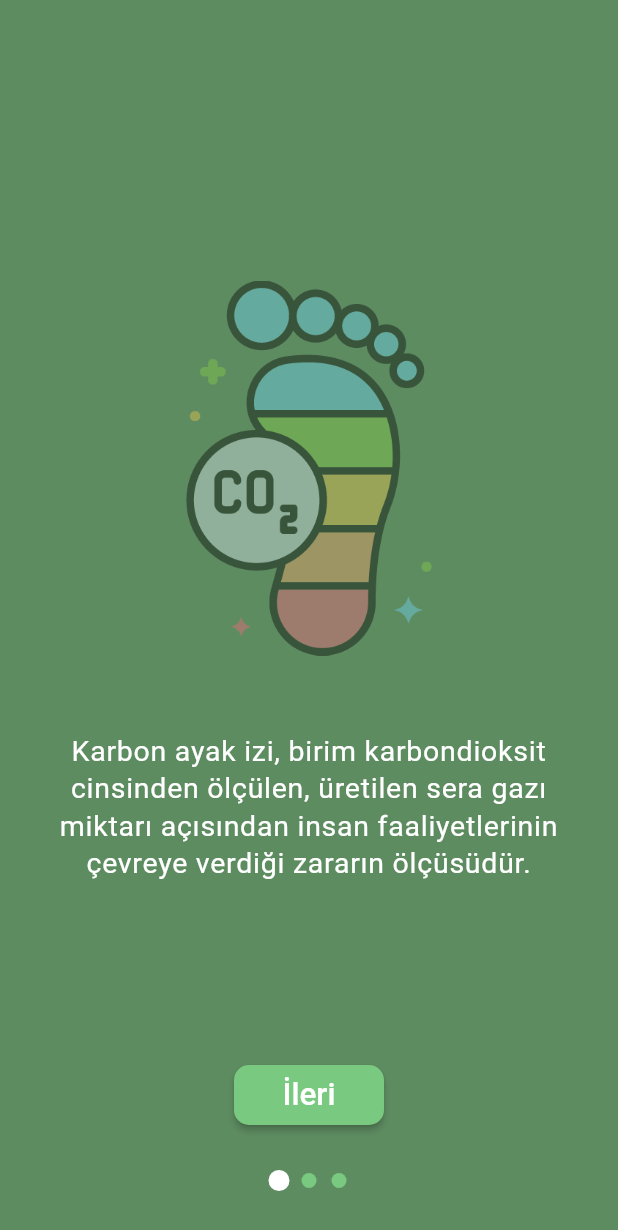
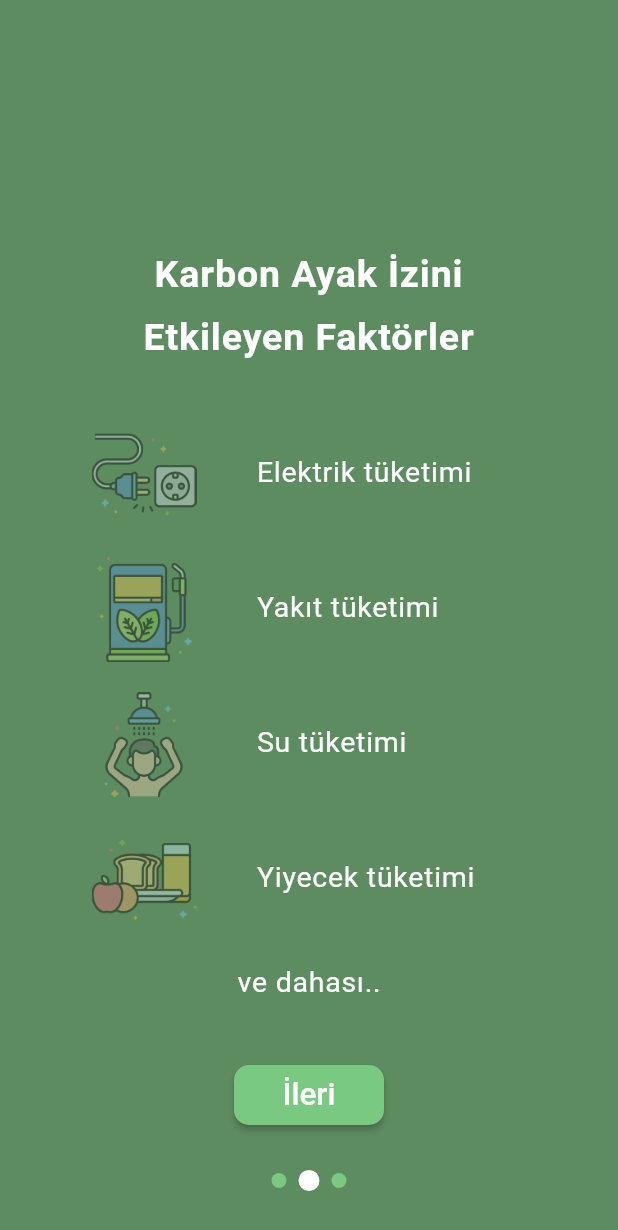
Before and after one commit to diksed/kai, a Flutter app: the screen it shows after launch, after a tap on "İleri", on a phone screen of 412 x 824 dp. Shown: the top 1230 px of the screen. Run offline on Flutter 3.47's test engine with Material 2 defaults, Android fonts, the phone set to English and light mode, and no system bars; drawn by our look-alikes of smooth_page_indicator; our stand-ins replace get.

Commit message:
IntroductionScreen GetX'e göre uyarlandı

```diff
--- /dev/null
+++ b/lib/Routes/routes.dart
@@ -0,0 +1,19 @@
+import 'package:get/get.dart';
+
+import '../Screens/IntroductionScreen/introduction_controller.dart';
+import '../Screens/IntroductionScreen/introduction_screen.dart';
+
+abstract class Routes {
+  static const introduction = "/introduction";
+}
+
+abstract class AppPages {
+  static String initial = Routes.introduction;
+
+  static final routes = [
+    GetPage(
+        name: Routes.introduction,
+        page: () => const IntroductionPage(),
+        binding: BindingsBuilder.put(() => IntroductionController())),
+  ];
+}
--- a/lib/Screens/IntroductionScreen/Widgets/introduction_dots_column.dart
+++ b/lib/Screens/IntroductionScreen/Widgets/introduction_dots_column.dart
@@ -2,12 +2,14 @@ import 'package:flutter/material.dart';
 import 'package:smooth_page_indicator/smooth_page_indicator.dart';
 
 import '../../../Utils/app_colors.dart';
+import '../introduction_controller.dart';
 import 'next_button.dart';
 
-Column buttonDotsColumn(PageController controller, bool onLastPage) {
+Column buttonDotsColumn(PageController controller, bool onLastPage,
+    IntroductionController introductionController) {
   return Column(
     children: [
-      nextButton(onLastPage),
+      nextButton(onLastPage, introductionController),
       const SizedBox(height: 30),
       SmoothPageIndicator(
           controller: controller,
--- a/lib/Screens/IntroductionScreen/Widgets/next_button.dart
+++ b/lib/Screens/IntroductionScreen/Widgets/next_button.dart
@@ -1,45 +1,38 @@
 import 'package:flutter/material.dart';
 import 'package:kai/Utils/app_colors.dart';
 import 'package:kai/Utils/app_texts.dart';
+import '../introduction_controller.dart';
 
-Widget nextButton(bool onLastPage) {
-  return onLastPage
-      ? SizedBox(
-          height: 50,
-          width: 200,
+Widget nextButton(bool onLastPage, IntroductionController controller) {
+  return SizedBox(
+    height: onLastPage ? 50 : 40,
+    width: onLastPage ? 200 : 100,
     child: ElevatedButton(
-            onPressed: () {},
-            style: ElevatedButton.styleFrom(
+      onPressed: () {
+        onLastPage ? {} : controller.currentIndex.value++;
+        controller.pageController.nextPage(
+            duration: const Duration(milliseconds: 500), curve: Curves.ease);
+      },
+      style: buttonStyle(),
+      child: Text(
+        onLastPage ? DefaultTexts.letsBegin : DefaultTexts.next,
+        style: buttonTextStyle(),
+      ),
+    ),
+  );
+}
+
+ButtonStyle buttonStyle() {
+  return ElevatedButton.styleFrom(
     enableFeedback: false,
     foregroundColor: Colors.white,
     backgroundColor: AppColors.dotColor,
     shape: RoundedRectangleBorder(
       borderRadius: BorderRadius.circular(10),
     ),
-            ),
-            child: const Text(
-              'Hadi Başlayalım',
-              style: TextStyle(fontSize: 21, fontWeight: FontWeight.w500),
-            ),
-          ),
-        )
-      : SizedBox(
-          height: 40,
-          width: 100,
-          child: ElevatedButton(
-            onPressed: () {},
-            style: ElevatedButton.styleFrom(
-              enableFeedback: false,
-              foregroundColor: Colors.white,
-              backgroundColor: AppColors.dotColor,
-              shape: RoundedRectangleBorder(
-                borderRadius: BorderRadius.circular(10),
-              ),
-            ),
-            child: const Text(
-              DefaultTexts.next,
-              style: TextStyle(fontSize: 21, fontWeight: FontWeight.w500),
-            ),
-          ),
   );
 }
+
+TextStyle buttonTextStyle() {
+  return const TextStyle(fontSize: 21, fontWeight: FontWeight.w500);
+}
--- /dev/null
+++ b/lib/Screens/IntroductionScreen/introduction_controller.dart
@@ -0,0 +1,8 @@
+import 'package:flutter/material.dart';
+import 'package:get/get.dart';
+
+class IntroductionController extends GetxController {
+  final PageController pageController = PageController();
+  var onLastPage = false.obs;
+  var currentIndex = 0.obs;
+}
--- a/lib/Screens/IntroductionScreen/introduction_screen.dart
+++ b/lib/Screens/IntroductionScreen/introduction_screen.dart
@@ -1,4 +1,6 @@
 import 'package:flutter/material.dart';
+import 'package:get/get.dart';
+import 'package:kai/Screens/IntroductionScreen/introduction_controller.dart';
 import 'package:kai/Utils/app_texts.dart';
 import 'Widgets/introduction_dots_column.dart';
 import 'Widgets/introduction_pages.dart';
@@ -11,8 +13,7 @@ class IntroductionPage extends StatefulWidget {
 }
 
 class _IntroductionPageState extends State<IntroductionPage> {
-  final PageController _pageController = PageController();
-  bool onLastPage = false;
+  final IntroductionController _controller = Get.put(IntroductionController());
 
   @override
   Widget build(BuildContext context) {
@@ -20,13 +21,12 @@ class _IntroductionPageState extends State<IntroductionPage> {
       body: Stack(
         children: [
           PageView(
-            controller: _pageController,
+            controller: _controller.pageController,
             onPageChanged: (index) {
-              setState(() {
-                onLastPage = index == 2;
-              });
+              _controller.currentIndex.value = index;
+              _controller.onLastPage.value = index == 2;
             },
-            // physics: const NeverScrollableScrollPhysics(),
+            physics: const NeverScrollableScrollPhysics(),
             children: [
               pageOneThird(
                   ImagesPath.carboonFootprint, IntroductionText.descriptionOne),
@@ -39,7 +39,8 @@ class _IntroductionPageState extends State<IntroductionPage> {
               bottom: 30,
               right: 0,
               left: 0,
-              child: buttonDotsColumn(_pageController, onLastPage))
+              child: Obx(() => buttonDotsColumn(_controller.pageController,
+                  _controller.onLastPage.value, _controller)))
         ],
       ),
     );
--- a/lib/Utils/app_texts.dart
+++ b/lib/Utils/app_texts.dart
@@ -23,4 +23,5 @@ class IntroductionText {
 class DefaultTexts {
   static const String next = "İleri";
   static const String andMore = 've dahası..';
+  static const String letsBegin = 'Hadi Başlayalım';
 }
--- a/lib/main.dart
+++ b/lib/main.dart
@@ -1,5 +1,6 @@
 import 'package:flutter/material.dart';
-import 'package:kai/Screens/IntroductionScreen/introduction_screen.dart';
+import 'package:get/get.dart';
+import 'package:kai/Routes/routes.dart';
 
 void main() {
   runApp(const MyApp());
@@ -10,9 +11,10 @@ class MyApp extends StatelessWidget {
 
   @override
   Widget build(BuildContext context) {
-    return const MaterialApp(
+    return GetMaterialApp(
       debugShowCheckedModeBanner: false,
-      home: IntroductionPage(),
+      getPages: AppPages.routes,
+      initialRoute: AppPages.initial,
     );
   }
 }
```
Lines whose indentation alone changed are shown as unchanged.
